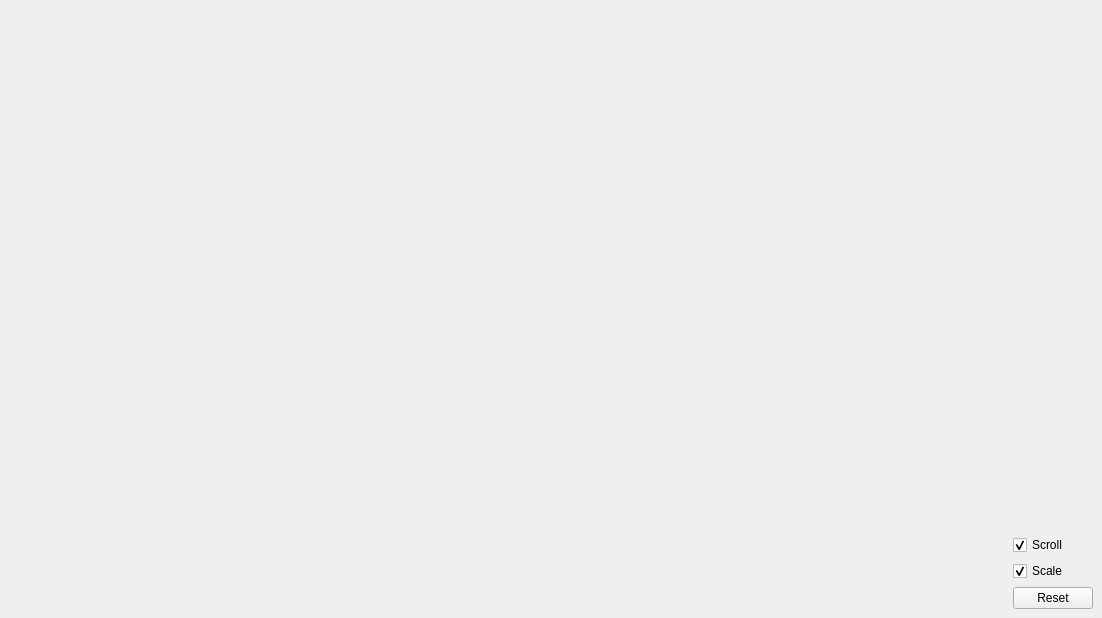
Old version of the form ui/time_chart.ui in the repository powder-phun/quadrupole.
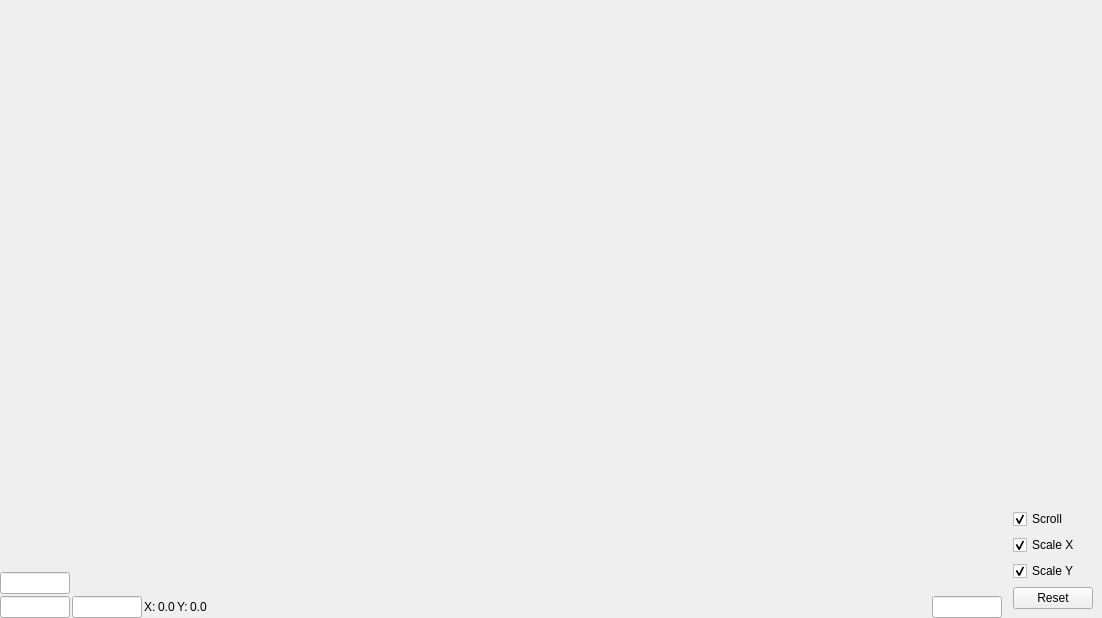
New version of the form.

Commit message: Added 2D chart

```diff
--- a/ui/time_chart.ui
+++ b/ui/time_chart.ui
@@ -14,6 +14,9 @@
    <string>Form</string>
   </property>
   <layout class="QHBoxLayout" name="horizontalLayout" stretch="0,0">
+   <property name="spacing">
+    <number>2</number>
+   </property>
    <property name="leftMargin">
     <number>0</number>
    </property>
@@ -27,14 +30,150 @@
     <number>0</number>
    </property>
    <item>
-    <widget class="QWidget" name="chart" native="true">
-     <property name="sizePolicy">
-      <sizepolicy hsizetype="Expanding" vsizetype="Preferred">
-       <horstretch>0</horstretch>
-       <verstretch>0</verstretch>
-      </sizepolicy>
-     </property>
-    </widget>
+    <layout class="QVBoxLayout" name="verticalLayout_3">
+     <item>
+      <widget class="QWidget" name="chart" native="true">
+       <property name="sizePolicy">
+        <sizepolicy hsizetype="Expanding" vsizetype="Expanding">
+         <horstretch>0</horstretch>
+         <verstretch>0</verstretch>
+        </sizepolicy>
+       </property>
+      </widget>
+     </item>
+     <item>
+      <layout class="QHBoxLayout" name="horizontalLayout_2">
+       <property name="bottomMargin">
+        <number>0</number>
+       </property>
+       <item>
+        <widget class="QLineEdit" name="maxYEdit">
+         <property name="sizePolicy">
+          <sizepolicy hsizetype="Fixed" vsizetype="Fixed">
+           <horstretch>0</horstretch>
+           <verstretch>0</verstretch>
+          </sizepolicy>
+         </property>
+         <property name="maximumSize">
+          <size>
+           <width>70</width>
+           <height>16777215</height>
+          </size>
+         </property>
+         <property name="text">
+          <string/>
+         </property>
+        </widget>
+       </item>
+       <item>
+        <spacer name="horizontalSpacer_2">
+         <property name="orientation">
+          <enum>Qt::Horizontal</enum>
+         </property>
+         <property name="sizeHint" stdset="0">
+          <size>
+           <width>40</width>
+           <height>20</height>
+          </size>
+         </property>
+        </spacer>
+       </item>
+      </layout>
+     </item>
+     <item>
+      <layout class="QHBoxLayout" name="horizontalLayout_3">
+       <item>
+        <widget class="QLineEdit" name="minYEdit">
+         <property name="sizePolicy">
+          <sizepolicy hsizetype="Fixed" vsizetype="Fixed">
+           <horstretch>0</horstretch>
+           <verstretch>0</verstretch>
+          </sizepolicy>
+         </property>
+         <property name="maximumSize">
+          <size>
+           <width>70</width>
+           <height>16777215</height>
+          </size>
+         </property>
+        </widget>
+       </item>
+       <item>
+        <widget class="QLineEdit" name="minXEdit">
+         <property name="sizePolicy">
+          <sizepolicy hsizetype="Fixed" vsizetype="Fixed">
+           <horstretch>0</horstretch>
+           <verstretch>0</verstretch>
+          </sizepolicy>
+         </property>
+         <property name="maximumSize">
+          <size>
+           <width>70</width>
+           <height>16777215</height>
+          </size>
+         </property>
+        </widget>
+       </item>
+       <item>
+        <widget class="QLabel" name="label">
+         <property name="text">
+          <string>X:</string>
+         </property>
+        </widget>
+       </item>
+       <item>
+        <widget class="QLabel" name="xLabel">
+         <property name="text">
+          <string>0.0</string>
+         </property>
+        </widget>
+       </item>
+       <item>
+        <widget class="QLabel" name="label_3">
+         <property name="text">
+          <string>Y:</string>
+         </property>
+        </widget>
+       </item>
+       <item>
+        <widget class="QLabel" name="yLabel">
+         <property name="text">
+          <string>0.0</string>
+         </property>
+        </widget>
+       </item>
+       <item>
+        <spacer name="horizontalSpacer">
+         <property name="orientation">
+          <enum>Qt::Horizontal</enum>
+         </property>
+         <property name="sizeHint" stdset="0">
+          <size>
+           <width>40</width>
+           <height>20</height>
+          </size>
+         </property>
+        </spacer>
+       </item>
+       <item>
+        <widget class="QLineEdit" name="maxXEdit">
+         <property name="sizePolicy">
+          <sizepolicy hsizetype="Fixed" vsizetype="Fixed">
+           <horstretch>0</horstretch>
+           <verstretch>0</verstretch>
+          </sizepolicy>
+         </property>
+         <property name="maximumSize">
+          <size>
+           <width>70</width>
+           <height>16777215</height>
+          </size>
+         </property>
+        </widget>
+       </item>
+      </layout>
+     </item>
+    </layout>
    </item>
    <item>
     <widget class="QWidget" name="widget" native="true">
@@ -70,7 +209,17 @@
         <item>
          <widget class="QCheckBox" name="scaleCheckbox">
           <property name="text">
-           <string>Scale</string>
+           <string>Scale X</string>
+          </property>
+          <property name="checked">
+           <bool>true</bool>
+          </property>
+         </widget>
+        </item>
+        <item>
+         <widget class="QCheckBox" name="scaleYCheckbox">
+          <property name="text">
+           <string>Scale Y</string>
           </property>
           <property name="checked">
            <bool>true</bool>
```
Left out of the diff: 2 changed lines with no effect on the pictures. The commit also changes 11 other files.
